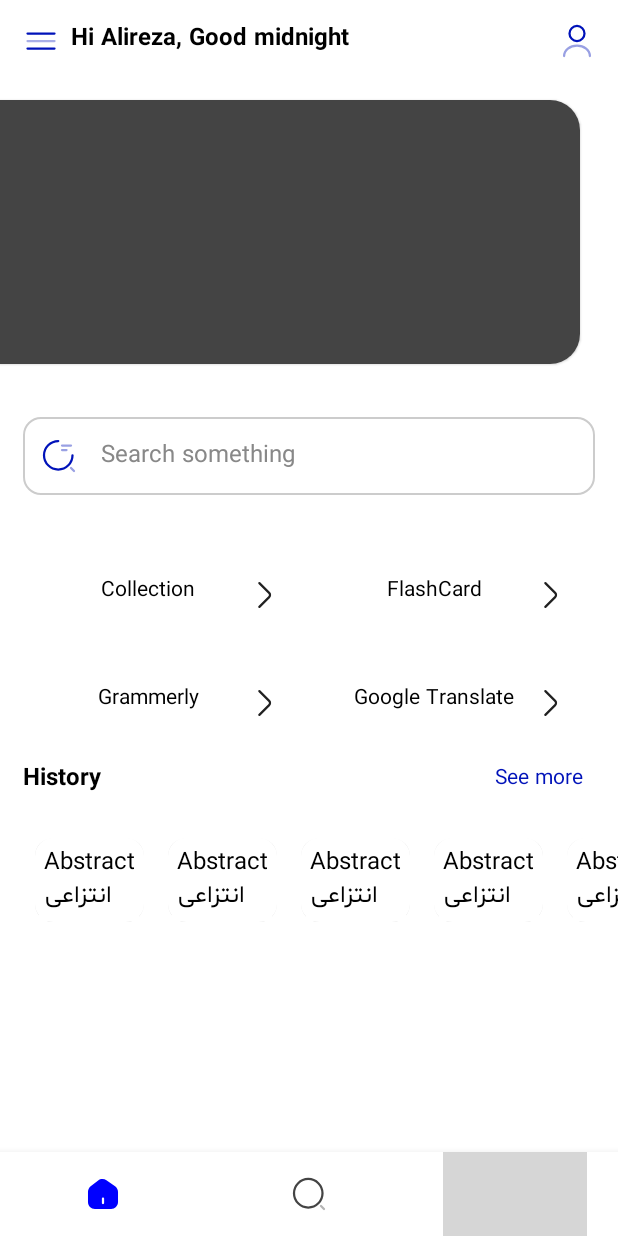
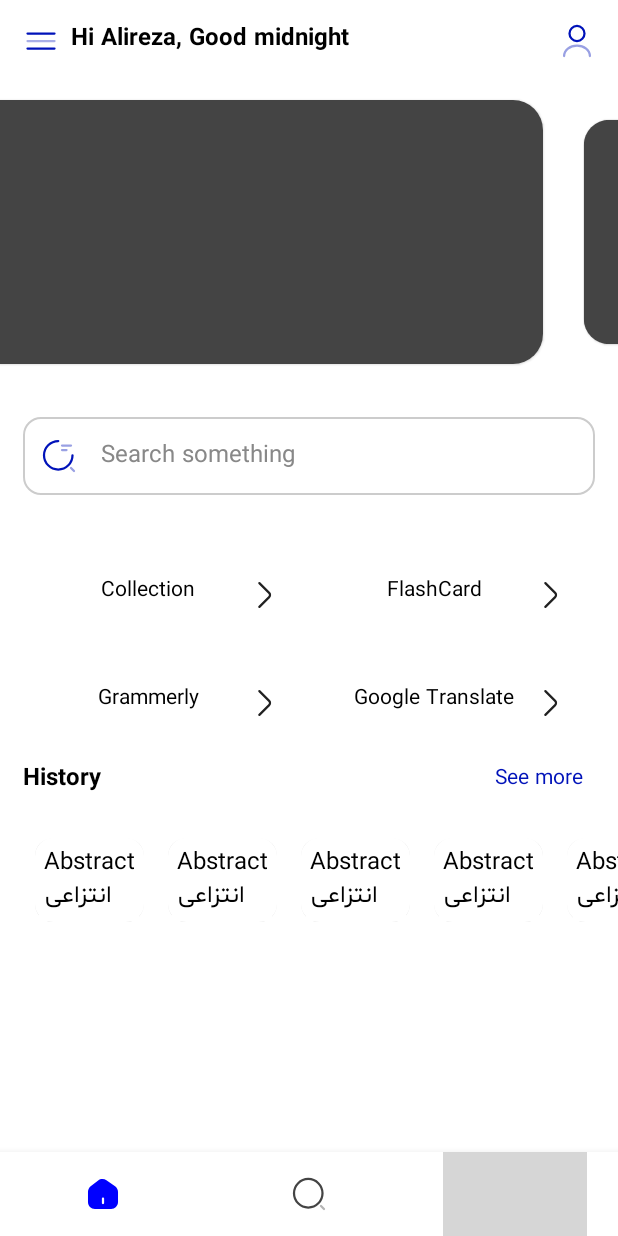
Before and after one commit to mrkhoshneshin/EnglishDictionary, an Android app built with Jetpack Compose: the screen it shows after launch (MainActivity), on a phone screen of 412 x 824 dp. Run offline under Robolectric (Android 15) with nearby library versions, the phone set to English and light mode, and no system bars; our stand-ins replace Dagger/Hilt's generated code, Room's generated code, accompanist, constraintlayout-compose; libraries missing offline, so code that uses them is left out: dev.chrisbanes.snapper; grey boxes are pictures that could not be loaded.

Commit message:
MohammadJavad: fix pager and splash screen bug

```diff
--- a/app/build.gradle
+++ b/app/build.gradle
@@ -73,6 +73,9 @@ dependencies {
     implementation 'androidx.constraintlayout:constraintlayout:2.1.4'
     debugImplementation "androidx.compose.ui:ui-tooling:$compose_ui_version"
     debugImplementation "androidx.compose.ui:ui-test-manifest:$compose_ui_version"
+    implementation "androidx.compose.ui:ui-util:$compose_ui_version"
+
+
 
     //Compose view model
     implementation 'androidx.lifecycle:lifecycle-viewmodel-compose:2.5.1'
--- a/app/src/main/java/english/dictionary/app/MainActivity.kt
+++ b/app/src/main/java/english/dictionary/app/MainActivity.kt
@@ -13,19 +13,12 @@ import androidx.compose.foundation.layout.fillMaxSize
 import androidx.compose.material.Scaffold
 import androidx.compose.runtime.*
 import androidx.compose.ui.Modifier
-import androidx.datastore.preferences.core.edit
 import androidx.navigation.compose.rememberNavController
 import dagger.hilt.android.AndroidEntryPoint
 import english.dictionary.app.ui.NavigationGraph
 import english.dictionary.app.ui.bottomNavigation.BottomNavigation
 import english.dictionary.app.ui.theme.EnglishDictionaryTheme
 import english.dictionary.app.ui.theme.backgroundColor
-import english.dictionary.app.util.AppSettings
-import english.dictionary.app.util.dataStore
-import kotlinx.coroutines.delay
-import kotlinx.coroutines.flow.collect
-import kotlinx.coroutines.flow.map
-import kotlinx.coroutines.launch
 
 @AndroidEntryPoint
 class MainActivity : ComponentActivity() {
@@ -46,22 +39,13 @@ class MainActivity : ComponentActivity() {
     override fun onCreate(savedInstanceState: Bundle?) {
         super.onCreate(savedInstanceState)
 
-        viewModel.getFirstWordFromDatabase()
-
+        viewModel.getDatabaseCount()
+        viewModel.databaseCountLiveData().observe(this){
+            if (it == 0) {
+                viewModel.insertWordsToDatabaseFromJson(this@MainActivity, "vocab.json")
+            }
+        }
         setContent {
-            val databaseHasData = viewModel.databaseHasData.collectAsState().value
-            val scope = rememberCoroutineScope()
-
-            LaunchedEffect(key1 = true, block = {
-                scope.launch {
-                    delay(2000L)
-                    if (!databaseHasData) {
-                        viewModel.insertWordsToDatabaseFromJson(this@MainActivity, "vocab.json")
-                    }
-                }
-            })
-
-
             val navController = rememberNavController()
             var selectedBottomNavigationItemIndex by remember { mutableStateOf(0) }
             EnglishDictionaryTheme {
--- a/app/src/main/java/english/dictionary/app/MainViewModel.kt
+++ b/app/src/main/java/english/dictionary/app/MainViewModel.kt
@@ -1,10 +1,11 @@
 package english.dictionary.app
 
 import android.content.Context
-import android.util.Log
 import androidx.datastore.core.DataStore
 import androidx.datastore.preferences.core.Preferences
 import androidx.datastore.preferences.core.edit
+import androidx.lifecycle.LiveData
+import androidx.lifecycle.MutableLiveData
 import androidx.lifecycle.ViewModel
 import androidx.lifecycle.viewModelScope
 import dagger.hilt.android.lifecycle.HiltViewModel
@@ -21,8 +22,8 @@ import javax.inject.Inject
 @HiltViewModel
 class MainViewModel @Inject constructor(private val jsonHelper: JsonHelper,private val wordDao: WordDao): ViewModel() {
 
-    private val _databaseHasData = MutableStateFlow(value = false)
-    val databaseHasData = _databaseHasData.asStateFlow()
+    private val _databaseHasData = MutableLiveData<Int>()
+
     fun insertWordsToDatabaseFromJson(context: Context, fileName : String){
         val jsonString = jsonHelper.getJsonStringFromAsset(context, fileName)
         convertJsonStringToList(jsonString = jsonString)
@@ -47,20 +48,12 @@ class MainViewModel @Inject constructor(private val jsonHelper: JsonHelper,priva
         }
     }
 
-    fun getFirstWordFromDatabase(){
+    fun databaseCountLiveData(): LiveData<Int>{
+        return _databaseHasData
+    }
+    fun getDatabaseCount(){
         viewModelScope.launch {
-            if(wordDao.getFirst() != null)
-                _databaseHasData.value = true
-        }
-    }
-    fun readDataFromDataStore(dataStore: DataStore<Preferences>, key: Preferences.Key<Boolean>){
-        viewModelScope.launch {
-            dataStore.data.collectLatest{preferences ->
-                if(preferences[key] == null)
-                    _databaseHasData.value = false
-                else
-                    _databaseHasData.value = preferences[key]!!
-            }
+            _databaseHasData.value = wordDao.getCount()
         }
     }
 }
--- a/app/src/main/java/english/dictionary/app/db/WordDao.kt
+++ b/app/src/main/java/english/dictionary/app/db/WordDao.kt
@@ -14,8 +14,8 @@ interface WordDao {
 
     @Query("SELECT * FROM words WHERE english_title LIKE :query || '%'")
     suspend fun filter(query: String): List<Word>
-    @Query("SELECT * FROM words LIMIT 1")
-    suspend fun getFirst(): Word?
+    @Query("SELECT COUNT(*) FROM words")
+    suspend fun getCount(): Int
     @Insert
     suspend fun insertAll(vararg words: Word)
 
--- a/app/src/main/java/english/dictionary/app/screen/home/ViewPagerSlider.kt
+++ b/app/src/main/java/english/dictionary/app/screen/home/ViewPagerSlider.kt
@@ -1,5 +1,7 @@
 package english.dictionary.app.screen.home
 
+import android.util.Log
+import androidx.compose.foundation.Image
 import androidx.compose.foundation.background
 import androidx.compose.foundation.gestures.FlingBehavior
 import androidx.compose.foundation.layout.*
@@ -10,33 +12,29 @@ import androidx.compose.runtime.LaunchedEffect
 import androidx.compose.ui.Alignment.Companion.CenterHorizontally
 import androidx.compose.ui.Modifier
 import androidx.compose.ui.graphics.Color
+import androidx.compose.ui.graphics.graphicsLayer
 import androidx.compose.ui.unit.dp
+import androidx.compose.ui.util.lerp
 import androidx.hilt.navigation.compose.hiltViewModel
 import com.google.accompanist.pager.ExperimentalPagerApi
 import com.google.accompanist.pager.HorizontalPager
+import com.google.accompanist.pager.calculateCurrentOffsetForPage
 import com.google.accompanist.pager.rememberPagerState
 import dev.chrisbanes.snapper.rememberSnapperFlingBehavior
 import kotlinx.coroutines.delay
 import kotlinx.coroutines.yield
+import kotlin.math.absoluteValue
 
 @ExperimentalPagerApi
 @Composable
 fun ViewPagerSlider(viewModel: HomeViewModel = hiltViewModel()) {
     val pagerState = rememberPagerState(initialPage = 0)
-//    LaunchedEffect(Unit) {
-//        while (true) {
-//            yield()
-//            delay(2000L)
-//            pagerState.animateScrollToPage(
-//                page = (pagerState.currentPage + 1) % (pagerState.pageCount),
-//                pageOffset = 1f
-//            )
-//        }
-//    }
 
-    Column(modifier = Modifier
-        .fillMaxSize()
-        .size(200.dp)) {
+    Column(
+        modifier = Modifier
+            .fillMaxSize()
+            .size(200.dp)
+    ) {
 
         HorizontalPager(
             count = viewModel.getSliders().size,
@@ -45,12 +43,28 @@ fun ViewPagerSlider(viewModel: HomeViewModel = hiltViewModel()) {
                 .weight(1f)
                 .padding(0.dp, 12.dp, 0.dp, 12.dp),
             state = pagerState,
+            contentPadding = PaddingValues(end = 50.dp)
         ) { page ->
+            val pageOffset = calculateCurrentOffsetForPage(page).absoluteValue
             Card(
                 modifier = Modifier
                     .fillMaxWidth()
-                    .padding(0.dp, 0.dp, 25.dp, 0.dp),
-                shape = RoundedCornerShape(topEnd = 20.dp, bottomEnd = 20.dp)
+                    .graphicsLayer {
+                        lerp(
+                            start = 0.85f,
+                            stop = 1f,
+                            fraction = 1f - pageOffset.coerceIn(0f, 1f)
+                        ).also { scale ->
+                            scaleX = scale
+                            scaleY = scale
+                        }
+                    },
+                shape = RoundedCornerShape(
+                    topStart = if (pageOffset == 1.0f) 20.dp else 0.dp,
+                    bottomStart = if (pageOffset == 1.0f) 20.dp else 0.dp,
+                    topEnd = 20.dp,
+                    bottomEnd = 20.dp
+                )
             ) {
                 Box(
                     modifier = Modifier
--- a/app/src/main/java/english/dictionary/app/screen/splash/SplashScreen.kt
+++ b/app/src/main/java/english/dictionary/app/screen/splash/SplashScreen.kt
@@ -7,18 +7,23 @@ import androidx.compose.foundation.layout.*
 import androidx.compose.material.Icon
 import androidx.compose.material.Text
 import androidx.compose.runtime.*
-import androidx.compose.ui.Alignment
 import androidx.compose.ui.Modifier
 import androidx.compose.ui.draw.alpha
-import androidx.compose.ui.graphics.Color
+import androidx.compose.ui.geometry.Size
+import androidx.compose.ui.geometry.center
+import androidx.compose.ui.graphics.*
 import androidx.compose.ui.res.painterResource
 import androidx.compose.ui.res.stringResource
 import androidx.compose.ui.text.font.FontWeight
 import androidx.compose.ui.unit.dp
 import androidx.compose.ui.unit.sp
+import androidx.constraintlayout.compose.ConstraintLayout
 import kotlinx.coroutines.delay
 import english.dictionary.app.R
 import english.dictionary.app.ui.theme.DefaultTextStyle
+import english.dictionary.app.ui.theme.splash_blue
+import english.dictionary.app.ui.theme.splash_blue2
+import english.dictionary.app.ui.theme.splash_blue3
 
 @Composable
 fun AnimatedSplashScreen(onTimeOvered: () -> Unit) {
@@ -39,20 +44,41 @@ fun AnimatedSplashScreen(onTimeOvered: () -> Unit) {
 //TODO change icon
 @Composable
 fun SplashScreen(alpha: Float) {
-    Box(
+    ConstraintLayout(
         modifier = Modifier
             .fillMaxSize()
-            .background(Color.White),
-        contentAlignment = Alignment.Center
+            .background(
+                Brush.linearGradient(
+                    colors = listOf(
+                        splash_blue3,
+                        splash_blue2,
+                        splash_blue,
+                        Color.White,
+                        Color.White,
+                        Color.White,
+                        Color.White,
+                        Color.White,
+                        Color.White,
+                        Color.White,
+                        Color.White,
+                        splash_blue,
+                        splash_blue2,
+                        splash_blue3
+                    ), tileMode = TileMode.Repeated,
+                )
+            )
     ) {
-        Column(
-            horizontalAlignment = Alignment.CenterHorizontally,
-            modifier = Modifier.padding(bottom = 50.dp)
-        ) {
+        val (icon, title, desc) = createRefs()
         Icon(
             modifier = Modifier
                 .size(160.dp)
                 .alpha(alpha)
+                .constrainAs(icon) {
+                    top.linkTo(parent.top)
+                    bottom.linkTo(parent.bottom, margin = 100.dp)
+                    start.linkTo(parent.start)
+                    end.linkTo(parent.end)
+                }
                 .padding(bottom = 12.dp),
             painter = painterResource(id = R.drawable.logo),
             contentDescription = "icon",
@@ -60,13 +86,33 @@ fun SplashScreen(alpha: Float) {
         )
         Text(
             text = stringResource(id = R.string.expert_dictionary),
+            modifier = Modifier.constrainAs(title) {
+                top.linkTo(icon.bottom, margin = 6.dp)
+                start.linkTo(icon.start)
+                end.linkTo(icon.end)
+            },
             style = DefaultTextStyle(fontSize = 24.sp, fontWeight = FontWeight.Bold)
         )
         Text(
-                text = stringResource(id = R.string.materials_and_metallurgy_engineers),
+            modifier = Modifier.constrainAs(desc) {
+                top.linkTo(title.bottom, margin = 4.dp)
+                start.linkTo(title.start)
+                end.linkTo(title.end)
+            }, text = stringResource(id = R.string.materials_and_metallurgy_engineers),
             style = DefaultTextStyle(fontSize = 20.sp, fontWeight = FontWeight.Bold)
         )
-        }
 
     }
 }
+
+val largeRadialGradient = object : ShaderBrush() {
+    override fun createShader(size: Size): Shader {
+        val biggerDimension = maxOf(size.height, size.width)
+        return RadialGradientShader(
+            colors = listOf(Color(0xFF2be4dc), Color(0xFF243484)),
+            center = size.center,
+            radius = biggerDimension / 2f,
+            colorStops = listOf(0f, 0.95f)
+        )
+    }
+}
--- a/app/src/main/java/english/dictionary/app/ui/theme/Color.kt
+++ b/app/src/main/java/english/dictionary/app/ui/theme/Color.kt
@@ -5,3 +5,6 @@ import androidx.compose.ui.graphics.Color
 val blue = Color(0xFF0012B9)
 val blueLight = Color(0x160012B9)
 val backgroundColor = Color(0xFFFFFFFF)
+val splash_blue = Color(0x9900BCD4)
+val splash_blue2 = Color(0x990066D4)
+val splash_blue3 = Color(0x990047D4)
```
Also changed, not shown: app/src/main/java/english/dictionary/app/screen/input_information/InputInformation.kt (deleted, +0 -79 lines), app/src/main/java/english/dictionary/app/screen/input_information/InputUserInformationViewModel.kt (deleted, +0 -22 lines). Lines whose indentation alone changed are shown as unchanged.
